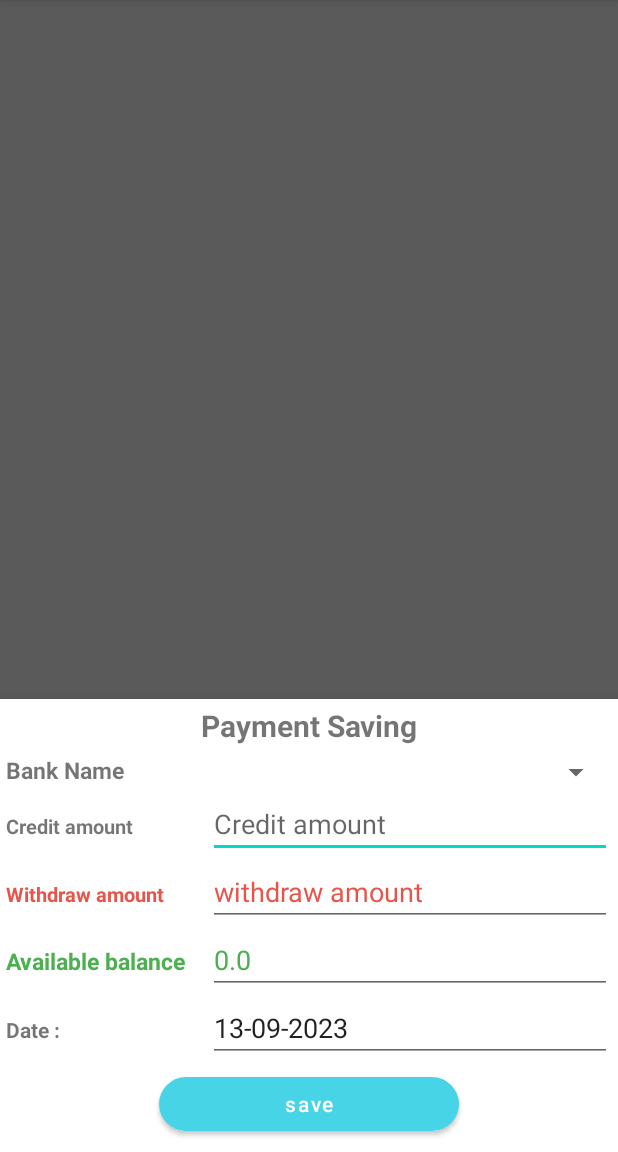
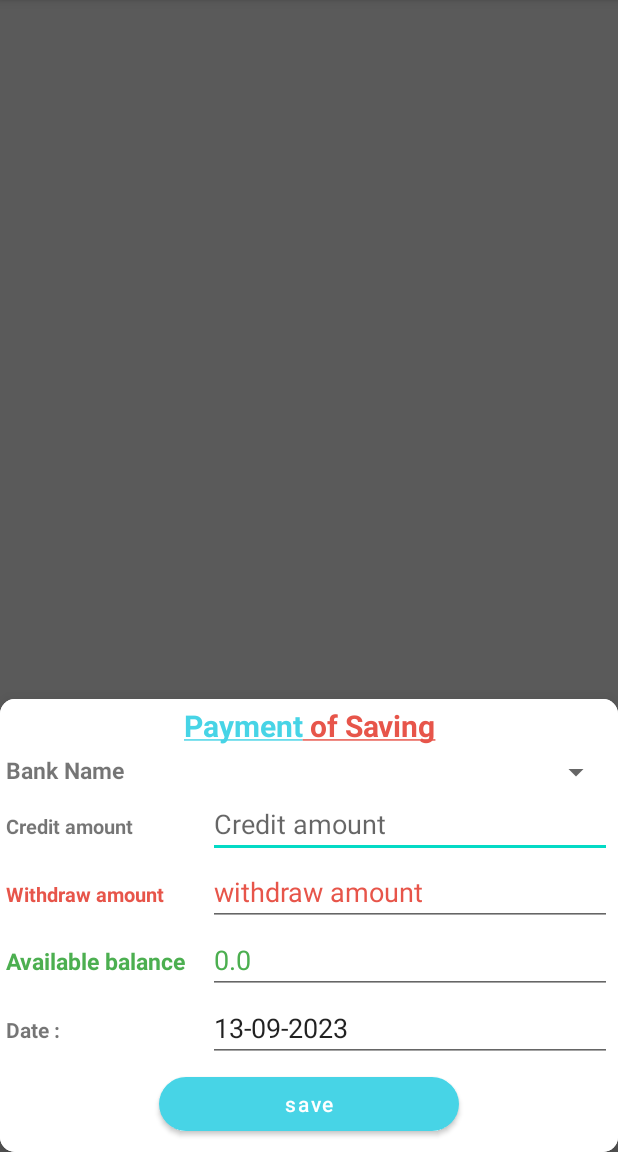
Before and after one commit to Rajuelaboina/Budget, an Android app: the screen it shows after launch (MainActivity), after a tap on an icon or button, on a phone screen of 412 x 824 dp, the part 84-1236 px from its top. Run offline under Robolectric (Android 15) with nearby library versions, the phone set to English and light mode, and no system bars; our stand-ins replace Firebase (no records; nobody signed in at launch, a user with empty details on screens opened directly), Room's generated code, data binding, navigation-ui.

Commit message:
change to fire store2

```diff
--- a/app/src/main/java/com/task/task/MainActivity.kt
+++ b/app/src/main/java/com/task/task/MainActivity.kt
@@ -60,7 +60,7 @@ class MainActivity : AppCompatActivity() {
          when (item.itemId) {
             R.id.action_settings ->
             {
-             val dialog = BottomSheetDialog(this@MainActivity)
+             val dialog = BottomSheetDialog(this@MainActivity,R.style.AppBottomSheetDialogTheme)
                 bindingBank = DialogBankBinding.inflate(layoutInflater)
                 dialog.setContentView(bindingBank.root)
                 bindingBank.saveBankName.setOnClickListener {
--- a/app/src/main/java/com/task/task/PaymentListFragment.kt
+++ b/app/src/main/java/com/task/task/PaymentListFragment.kt
@@ -14,6 +14,7 @@ import android.widget.AdapterView
 import android.widget.AdapterView.OnItemSelectedListener
 import android.widget.TextView
 import android.widget.Toast
+import androidx.core.content.ContextCompat
 import androidx.fragment.app.Fragment
 import androidx.lifecycle.ViewModelProvider
 import androidx.recyclerview.widget.ItemTouchHelper
@@ -133,9 +134,10 @@ class PaymentListFragment : Fragment(), OnItemListener {
 
     // dialog show on inset data OR Edit data
     private fun showPaymentDialog(position: Int) {
-        val userDialog = BottomSheetDialog(requireContext())
+        val userDialog = BottomSheetDialog(requireContext(),R.style.AppBottomSheetDialogTheme)
         bindingUserData = DialogUserdataBinding.inflate(layoutInflater)
         userDialog.setContentView(bindingUserData.root)
+        bindingUserData.textViewRentPaymentDialogTitle .text = DateUtils.setSpannable(requireActivity(),"Payment of Saving",0,7,14)
 
         // get the current date and format
         val c: Calendar = Calendar.getInstance()
@@ -189,11 +191,13 @@ class PaymentListFragment : Fragment(), OnItemListener {
             override fun beforeTextChanged(s: CharSequence?, start: Int, count: Int, after: Int) {
             }
             override fun onTextChanged(s: CharSequence?, start: Int, before: Int, count: Int) {
+                Log.e("SSSSS","s:${s.toString().length}")
                 if (s.toString().isNotEmpty()) {
                     withdrawValue = s.toString().trim().toDouble()
                     showTotal(bindingUserData.editTextAvailable)
                 }else if (s.toString().isEmpty()){
                     withdrawValue = 0.0
+                    showTotal(bindingUserData.editTextAvailable)
                 }
             }
             override fun afterTextChanged(s: Editable?) {
@@ -209,6 +213,7 @@ class PaymentListFragment : Fragment(), OnItemListener {
                     showTotal(bindingUserData.editTextAvailable)
                 }else if (s.toString().isEmpty()){
                     withdrawValue = 0.0
+                    showTotal(bindingUserData.editTextAvailable)
                 }
             }
             override fun afterTextChanged(s: Editable?) {
@@ -264,20 +269,14 @@ class PaymentListFragment : Fragment(), OnItemListener {
                             bindingUserData.editTextDate.text.toString().trim() )
                         )
 */
-
-
                     }
                 }
-
                 userDialog.dismiss()
                 getAllListData()
             }else{
                 Toast.makeText(requireContext(),"Fields are not empty",Toast.LENGTH_LONG).show()
             }
-
         }
-
-
         userDialog.show()
     }
 
@@ -285,6 +284,11 @@ class PaymentListFragment : Fragment(), OnItemListener {
     private fun showTotal(editTextTotal: TextView) {
          val t = creditValue.minus(withdrawValue)
         editTextTotal.setText(t.toString())
+        if (t > 0){
+            bindingUserData.editTextAvailable.setTextColor(ContextCompat.getColor(requireContext(),R.color.green))
+        }else if (t<0){
+          bindingUserData.editTextAvailable.setTextColor(ContextCompat.getColor(requireContext(),R.color.red))
+        }
     }
 
     // dialog show on date selection
--- a/app/src/main/res/layout/fragment_paymentlist.xml
+++ b/app/src/main/res/layout/fragment_paymentlist.xml
@@ -12,18 +12,23 @@
     <androidx.constraintlayout.widget.ConstraintLayout
         android:layout_width="match_parent"
         android:layout_height="match_parent"
-        tools:context=".PaymentListFragment"
-        android:background="@color/ash">
+        android:background="@color/ash"
+        tools:context=".PaymentListFragment">
 
         <androidx.recyclerview.widget.RecyclerView
             android:id="@+id/recyclerView"
-            android:layout_width="402dp"
-            android:layout_height="762dp"
+            android:layout_width="match_parent"
+            android:layout_height="0dp"
+            android:layout_marginTop="2dp"
+            android:layout_marginBottom="4dp"
             android:adapter="@{viewModel.getAdapter()}"
             app:layoutManager="androidx.recyclerview.widget.LinearLayoutManager"
+            app:layout_constraintBottom_toTopOf="@+id/linearLayout2"
             app:layout_constraintEnd_toEndOf="parent"
+            app:layout_constraintHorizontal_bias="0.0"
             app:layout_constraintStart_toStartOf="parent"
             app:layout_constraintTop_toTopOf="parent"
+            app:layout_constraintVertical_bias="1.0"
             tools:listitem="@layout/paymentlist_item" />
 
         <com.google.android.material.floatingactionbutton.FloatingActionButton
@@ -33,19 +38,20 @@
             android:layout_height="wrap_content"
             android:layout_gravity="bottom|end"
             android:layout_marginEnd="4dp"
+            android:layout_marginBottom="30dp"
             app:fabSize="mini"
-            app:layout_constraintBottom_toTopOf="@+id/linearLayout2"
+            app:layout_constraintBottom_toBottomOf="parent"
             app:layout_constraintEnd_toEndOf="parent"
             tools:ignore="MissingConstraints" />
 
         <LinearLayout
             android:id="@+id/linearLayout2"
-            android:layout_width="384dp"
-            android:layout_height="40dp"
-            android:layout_marginStart="8dp"
-            android:layout_marginEnd="8dp"
-            android:layout_marginBottom="6dp"
-            android:background="@drawable/background"
+            android:layout_width="match_parent"
+            android:layout_height="50dp"
+            android:layout_marginStart="2dp"
+            android:layout_marginEnd="2dp"
+            android:layout_marginBottom="3dp"
+            android:background="@color/white"
             android:orientation="horizontal"
             app:layout_constraintBottom_toBottomOf="parent"
             app:layout_constraintEnd_toEndOf="parent"
@@ -58,7 +64,7 @@
                 android:layout_gravity="center"
                 android:layout_marginStart="15dp"
                 android:layout_weight="0"
-                android:text="Available Balance   = "
+                android:text="Available Total   = "
                 android:textColor="@color/green"
                 android:textSize="20sp"
                 android:textStyle="bold" />
@@ -75,6 +81,7 @@
                 android:textSize="20sp"
                 android:textStyle="bold" />
         </LinearLayout>
+
         <ProgressBar
             android:id="@+id/progressBar2"
             style="?android:attr/progressBarStyle"
@@ -82,7 +89,6 @@
             android:layout_height="wrap_content"
             app:layout_constraintBottom_toBottomOf="parent"
             app:layout_constraintEnd_toEndOf="parent"
-            app:layout_constraintHorizontal_bias="0.51"
             app:layout_constraintStart_toStartOf="parent"
             app:layout_constraintTop_toTopOf="parent" />
 
--- a/app/src/main/res/values/themes.xml
+++ b/app/src/main/res/values/themes.xml
@@ -12,6 +12,9 @@
         <!-- Status bar color. -->
         <item name="android:statusBarColor">?attr/colorPrimaryVariant</item>
         <!-- Customize your theme here. -->
+       <!-- <item name="android:textViewStyle">@style/myTextViewStyle</item>
+        <item name="android:buttonStyle">@style/myButtonStyle</item>
+        <item name="android:editTextStyle">@style/myEditTextStyle</item>-->
     </style>
 
     <style name="Theme.Task.NoActionBar">
@@ -71,4 +74,51 @@
         <item name="android:textAllCaps">false</item>
         <item name="android:layout_marginEnd">10dp</item>
     </style>
+
+    <style name="customTextView"  parent="@android:style/Widget.TextView">
+        <item name="android:layout_width">wrap_content</item>
+        <item name="android:layout_height">wrap_content</item>
+        <item name="android:textSize">15sp</item>
+        <item name="backgroundColor">@color/red</item>
+    </style>
+
+
+    <style name="myTextViewStyle" parent="@android:style/Widget.TextView">
+        <item name="android:textColor">#0987EC</item>
+        <item name="android:textSize">24sp</item>
+    </style>
+
+    <style name="myButtonStyle" parent="@android:style/Widget.Button">
+        <item name="android:textColor">#00ff00</item>
+        <item name="android:textSize">24sp</item>
+    </style>
+
+    <style name="myEditTextStyle" parent="@android:style/Widget.EditText">
+        <item name="android:textColor">#00ff00</item>
+        <item name="android:textSize">24sp</item>
+    </style>
+    <style name="CustomBottomSheetDialog" parent="@style/ThemeOverlay.MaterialComponents.BottomSheetDialog">
+        <item name="bottomSheetStyle">@style/CustomBottomSheet</item>
+    </style>
+
+    <style name="CustomBottomSheet" parent="Widget.MaterialComponents.BottomSheet">
+        <item name="shapeAppearanceOverlay">@style/CustomShapeAppearanceBottomSheetDialog</item>
+    </style>
+
+    <style name="CustomShapeAppearanceBottomSheetDialog" parent="">
+        <item name="cornerFamily">rounded</item>
+        <item name="cornerSizeTopRight">16dp</item>
+        <item name="cornerSizeTopLeft">16dp</item>
+        <item name="cornerSizeBottomRight">0dp</item>
+        <item name="cornerSizeBottomLeft">0dp</item>
+    </style>
+
+    <style name="AppBottomSheetDialogTheme"
+        parent="Theme.Design.Light.BottomSheetDialog">
+        <item name="bottomSheetStyle">@style/AppModalStyle</item>
+    </style>
+
+    <style name="AppModalStyle" parent="Widget.Design.BottomSheet.Modal">
+        <item name="android:background">@drawable/background</item>
+    </style>
 </resources>
```
Also changed, not shown: app/src/main/java/com/task/task/DateUtils.kt (added, +127 -0 lines), app/src/main/java/com/task/task/PaymentListAdapter.kt (+7 -0 lines), app/src/main/res/layout/paymentlist_item.xml (+6 -4 lines).
